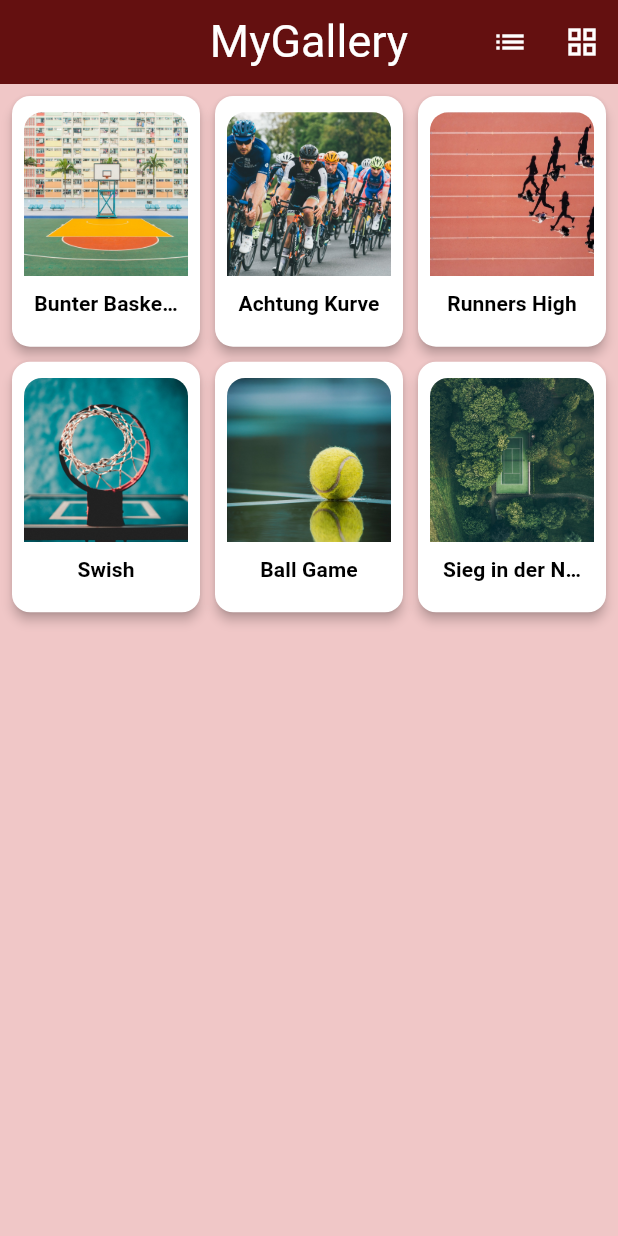
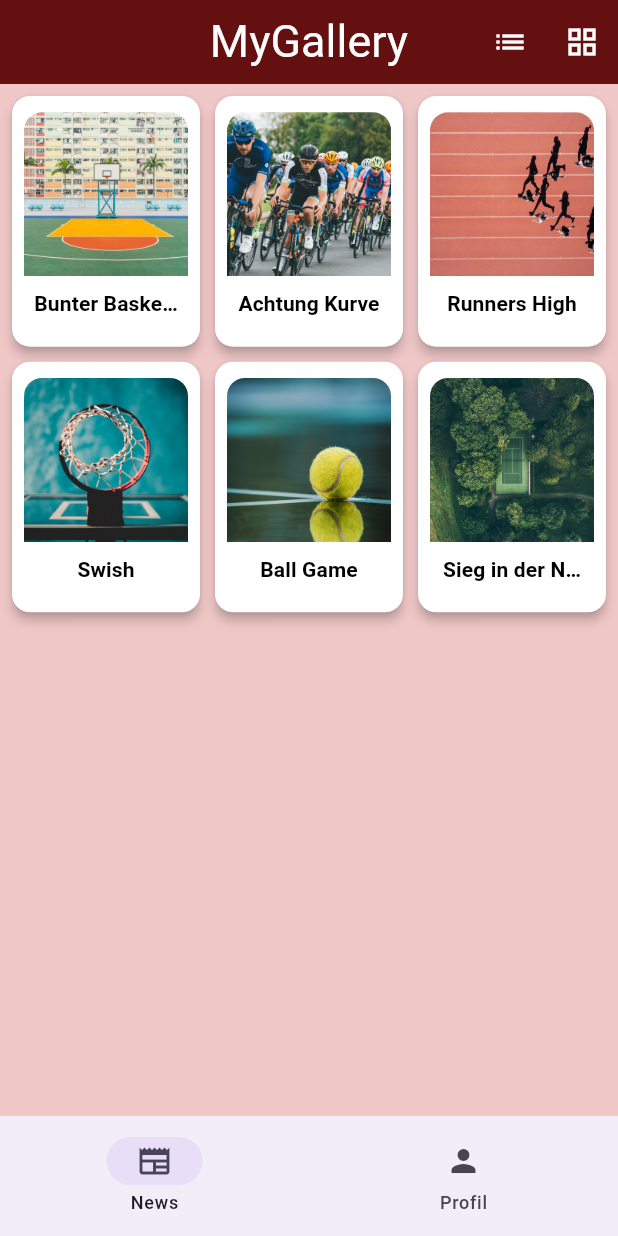
Before and after one commit to JohnnyAppAkademie/bildergalerie, a Flutter app: the screen it shows after launch, on a phone screen of 412 x 824 dp. Run offline on Flutter 3.47's test engine with Material 3 defaults, Android fonts, the phone set to English and light mode, and no system bars.

Commit message:
Commit: * Verbindung der Pages durch die Nav-Bar * Anpassung des Profils ( Scrollbarer Text )

```diff
--- a/lib/logic/Widget/appbar.dart
+++ b/lib/logic/Widget/appbar.dart
@@ -23,7 +23,7 @@ class CustomAppBar extends StatelessWidget implements PreferredSizeWidget {
           ? IconButton(
               icon: const Icon(Icons.arrow_back, color: Colors.white),
               onPressed: () {
-                Navigator.pop(context);
+                Navigator.pop(context, true);
               },
             )
           : null,
--- a/lib/main.dart
+++ b/lib/main.dart
@@ -1,4 +1,4 @@
-import 'package:bildergalerie/pages/gallery.dart';
+import 'package:bildergalerie/pages/main_page.dart';
 import 'package:flutter/material.dart';
 
 void main() {
@@ -10,6 +10,10 @@ class MainApp extends StatelessWidget {
 
   @override
   Widget build(BuildContext context) {
-    return MaterialApp(debugShowCheckedModeBanner: false, home: MyGallery());
+    return MaterialApp(
+      debugShowCheckedModeBanner: false,
+      color: Color.fromARGB(255, 240, 199, 199),
+      home: MyHomePage(),
+    );
   }
 }
--- a/lib/pages/details.dart
+++ b/lib/pages/details.dart
@@ -21,7 +21,7 @@ class MyDetails extends StatelessWidget {
             children: [
               SizedBox(
                 width: MediaQuery.of(context).size.width,
-                height: 200,
+                height: 400,
                 child: Image.asset(galleryItem.imagePath, fit: BoxFit.cover),
               ),
               Text(
--- /dev/null
+++ b/lib/pages/main_page.dart
@@ -0,0 +1,35 @@
+import 'package:bildergalerie/pages/gallery.dart';
+import 'package:bildergalerie/pages/profile.dart';
+import 'package:flutter/material.dart';
+
+class MyHomePage extends StatefulWidget {
+  const MyHomePage({super.key});
+
+  @override
+  State<MyHomePage> createState() => _MyHomePageState();
+}
+
+class _MyHomePageState extends State<MyHomePage> {
+  int _selectedIndex = 0;
+
+  void _onItemTapped(int index) {
+    setState(() {
+      _selectedIndex = index;
+    });
+  }
+
+  @override
+  Widget build(BuildContext context) {
+    return Scaffold(
+      body: _selectedIndex == 0 ? MyGallery() : const MyProfil(),
+      bottomNavigationBar: NavigationBar(
+        selectedIndex: _selectedIndex,
+        onDestinationSelected: _onItemTapped,
+        destinations: const [
+          NavigationDestination(icon: Icon(Icons.newspaper), label: 'News'),
+          NavigationDestination(icon: Icon(Icons.person), label: 'Profil'),
+        ],
+      ),
+    );
+  }
+}
```
Also changed, not shown: assets/files/t.txt (+7 -1 lines), lib/pages/profile.dart (added, +74 -0 lines).
